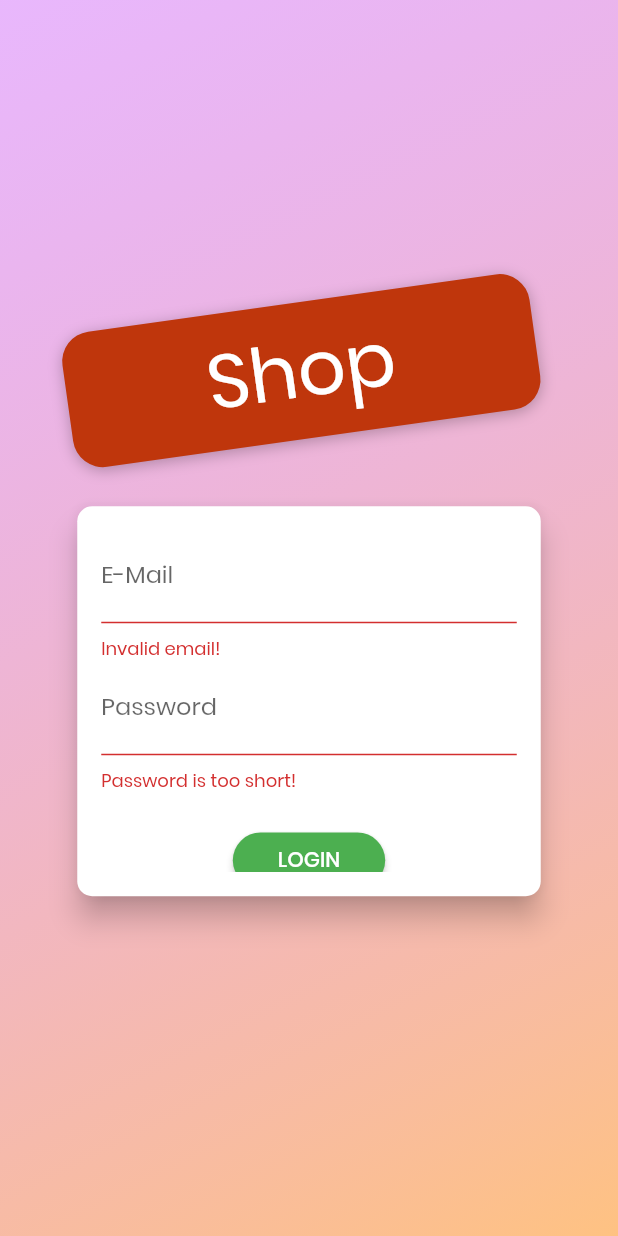
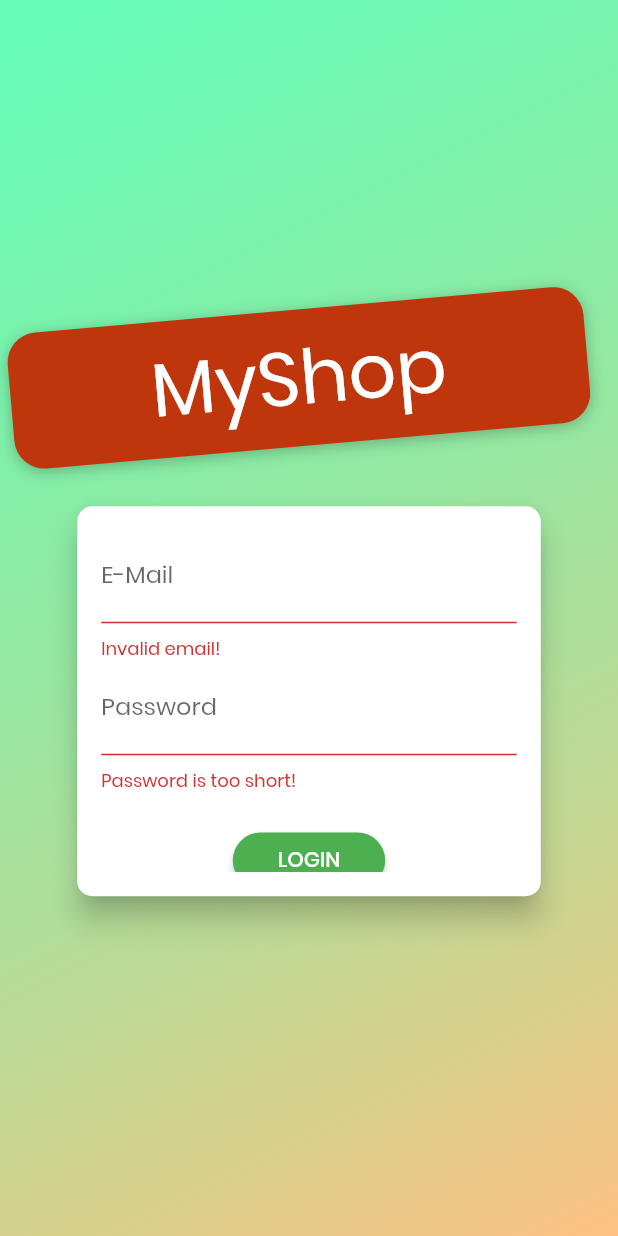
Before and after one commit to MatejKrcek/flutterShop, a Flutter app: the screen it shows after launch, after a tap on "LOGIN", on a phone screen of 412 x 824 dp. Run offline on Flutter 3.47's test engine with Material 2 defaults, Android fonts, the phone set to English and light mode, and no system bars; network calls fail.

Commit message:
fb auth errors

```diff
--- a/lib/main.dart
+++ b/lib/main.dart
@@ -6,11 +6,12 @@ import './screens/products_overview_screen.dart';
 import './screens/product_detail_screen.dart';
 import './providers/products.dart';
 import './providers/cart.dart';
+import './providers/auth.dart';
 import './providers/orders.dart';
 import './screens/orders_screen.dart';
 import './screens/user_products_screen.dart';
 import './screens/edit_product_screen.dart';
-import './screens/auth.dart';
+import './screens/auth_screen.dart';
 
 void main() => runApp(MyApp());
 
@@ -27,6 +28,9 @@ class MyApp extends StatelessWidget {
         ),
         ChangeNotifierProvider.value(
           value: Orders(),
+        ),
+        ChangeNotifierProvider.value(
+          value: Auth(),
         ),
       ],
       child: MaterialApp(
--- a/lib/screens/auth.dart
+++ b/lib/screens/auth_screen.dart
@@ -1,6 +1,10 @@
 import 'dart:math';
 
 import 'package:flutter/material.dart';
+import 'package:provider/provider.dart';
+
+import '../providers/auth.dart';
+import '../models/http_exception.dart';
 
 enum AuthMode { Signup, Login }
 
@@ -10,6 +14,8 @@ class AuthScreen extends StatelessWidget {
   @override
   Widget build(BuildContext context) {
     final deviceSize = MediaQuery.of(context).size;
+    // final transformConfig = Matrix4.rotationZ(-8 * pi / 180);
+    // transformConfig.translate(-10.0);
     return Scaffold(
       // resizeToAvoidBottomInset: false,
       body: Stack(
@@ -18,7 +24,7 @@ class AuthScreen extends StatelessWidget {
             decoration: BoxDecoration(
               gradient: LinearGradient(
                 colors: [
-                  Color.fromRGBO(215, 117, 255, 1).withOpacity(0.5),
+                  Color.fromRGBO(0, 255, 140, 1).withOpacity(0.6),
                   Color.fromRGBO(255, 188, 117, 1).withOpacity(0.9),
                 ],
                 begin: Alignment.topLeft,
@@ -40,8 +46,9 @@ class AuthScreen extends StatelessWidget {
                       margin: EdgeInsets.only(bottom: 20.0),
                       padding:
                           EdgeInsets.symmetric(vertical: 8.0, horizontal: 94.0),
-                      transform: Matrix4.rotationZ(-8 * pi / 180)
+                      transform: Matrix4.rotationZ(-5 * pi / 180)
                         ..translate(-10.0),
+                      // ..translate(-10.0),
                       decoration: BoxDecoration(
                         borderRadius: BorderRadius.circular(20),
                         color: Colors.deepOrange.shade900,
@@ -54,7 +61,7 @@ class AuthScreen extends StatelessWidget {
                         ],
                       ),
                       child: Text(
-                        'Shop',
+                        'MyShop',
                         style: TextStyle(
                           color: Theme.of(context).accentTextTheme.title.color,
                           fontSize: 50,
@@ -97,7 +104,24 @@ class _AuthCardState extends State<AuthCard> {
   var _isLoading = false;
   final _passwordController = TextEditingController();
 
-  void _submit() {
+  void _showErrorDialog(String message) {
+    showDialog(
+      context: context,
+      builder: (ctx) => AlertDialog(
+        title: Text('An Error Occured'),
+        content: Text(message),
+        actions: <Widget>[
+          FlatButton(
+              onPressed: () {
+                Navigator.of(context).pop();
+              },
+              child: Text('OK'))
+        ],
+      ),
+    );
+  }
+
+  Future<void> _submit() async {
     if (!_formKey.currentState.validate()) {
       // Invalid!
       return;
@@ -106,10 +130,36 @@ class _AuthCardState extends State<AuthCard> {
     setState(() {
       _isLoading = true;
     });
-    if (_authMode == AuthMode.Login) {
-      // Log user in
-    } else {
-      // Sign user up
+    try {
+      if (_authMode == AuthMode.Login) {
+        await Provider.of<Auth>(context, listen: false).login(
+          _authData['email'],
+          _authData['password'],
+        );
+      } else {
+        await Provider.of<Auth>(context, listen: false).signup(
+          _authData['email'],
+          _authData['password'],
+        );
+      }
+    } on HttpException catch (error) {
+      var errorMessage = 'Authentificate failed.';
+
+      if (error.toString().contains('EMAIL_EXIST')) {
+        errorMessage = 'This email already exist.';
+      } else if (error.toString().contains('INVALID_EMAIL')) {
+        errorMessage = 'This is not a valid email address.';
+      } else if (error.toString().contains('WEAK_PASSWORD')) {
+        errorMessage = 'This password is too weak.';
+      } else if (error.toString().contains('EMAIL_NOT_FOUND')) {
+        errorMessage = 'Could not found a user with that email.';
+      } else if (error.toString().contains('INVALID_PASSWORD')) {
+        errorMessage = 'Invalid password.';
+      }
+      _showErrorDialog(errorMessage);
+    } catch (error) {
+      var errorMessage = 'Could not authentificate. Please try again later';
+      _showErrorDialog(errorMessage);
     }
     setState(() {
       _isLoading = false;
```
Also changed, not shown: lib/providers/auth.dart (added, +43 -0 lines).
